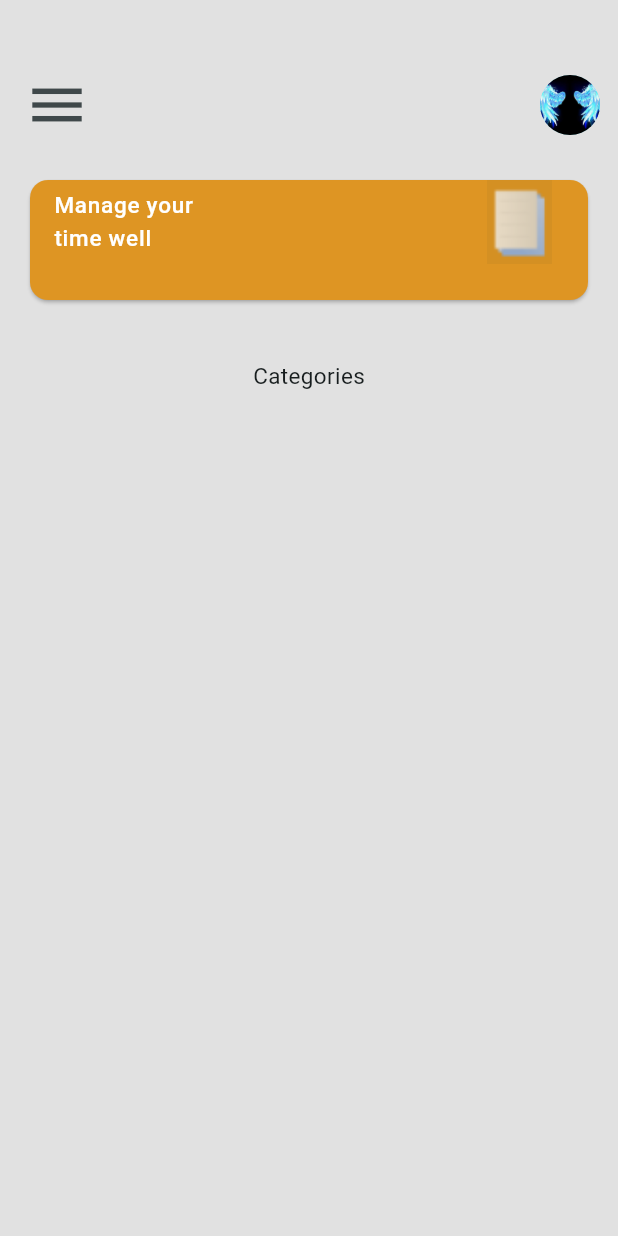
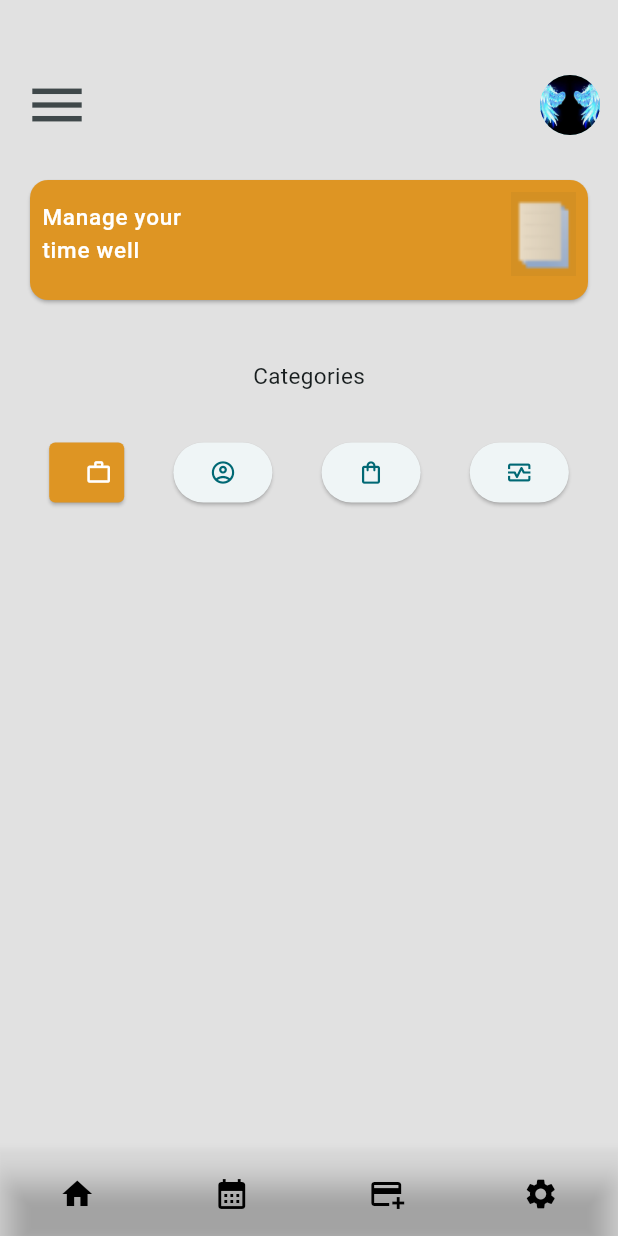
Before and after one commit to Dhairya1732/To-do-list-app, a Flutter app: the HomePage screen opened by its route, on a phone screen of 412 x 824 dp. Run offline on Flutter 3.47's test engine with Material 3 defaults, Android fonts, the light colour scheme and no system bars.

Commit message:
first commit

```diff
--- a/lib/home_page.dart
+++ b/lib/home_page.dart
@@ -29,8 +29,7 @@ class _HomePageState extends State<HomePage> {
             const Padding(
               padding: EdgeInsets.symmetric(horizontal: 12),
               child: CircleAvatar(
-                  foregroundImage:
-                      AssetImage("assets/images/profile_image.jpeg"),
+                foregroundImage: AssetImage("assets/images/profile_image.jpeg"),
                 radius: 20,
               ),
             ),
@@ -39,8 +38,7 @@ class _HomePageState extends State<HomePage> {
           SizedBox(
             height: 100,
             child: Card(
-                margin:
-                    const EdgeInsets.symmetric(vertical: 10, horizontal: 20),
+              margin: const EdgeInsets.symmetric(vertical: 10, horizontal: 20),
               color: const Color.fromARGB(255, 222, 149, 35),
               child: ListTile(
                 trailing: Image.asset(
@@ -55,6 +53,7 @@ class _HomePageState extends State<HomePage> {
                     fontSize: 15,
                   ),
                 ),
+                contentPadding: const EdgeInsets.all(8),
               ),
             ),
           ),
@@ -68,8 +67,54 @@ class _HomePageState extends State<HomePage> {
           const SizedBox(
             height: 30,
           ),
+          Row(
+            mainAxisAlignment: MainAxisAlignment.spaceEvenly,
+            children: [
+              SizedBox(
+                width: 50,
+                child: ElevatedButton(
+                    onPressed: () {},
+                    style: ElevatedButton.styleFrom(
+                      backgroundColor: const Color.fromARGB(255, 222, 149, 35),
+                      foregroundColor: const Color.fromARGB(255, 255, 255, 255),
+                      shape: const RoundedRectangleBorder(
+                        borderRadius: BorderRadius.horizontal(
+                            right: Radius.circular(4),
+                            left: Radius.circular(4)),
+                      ),
+                    ),
+                    child: const Icon(Icons.work_outline)),
+              ),
+              ElevatedButton(
+                child: const Icon(Icons.account_circle_outlined),
+                onPressed: () {},
+              ),
+              ElevatedButton(
+                child: const Icon(Icons.shopping_bag_outlined),
+                onPressed: () {},
+              ),
+              ElevatedButton(
+                child: const Icon(Icons.monitor_heart_outlined),
+                onPressed: () {},
+              ),
+            ],
+          )
         ],
       ),
-        drawer: const Drawer());
+      drawer: Drawer(child: ListView()),
+      bottomNavigationBar: BottomNavigationBar(
+        type: BottomNavigationBarType.fixed,
+        backgroundColor: const Color.fromARGB(0, 0, 0, 0),
+        unselectedIconTheme: const IconThemeData(color: Colors.black),
+        selectedIconTheme: const IconThemeData(color: Colors.black),
+        selectedFontSize: 0,
+        items: const <BottomNavigationBarItem>[
+          BottomNavigationBarItem(icon: Icon(Icons.home), label: ""),
+          BottomNavigationBarItem(icon: Icon(Icons.calendar_month), label: ""),
+          BottomNavigationBarItem(icon: Icon(Icons.add_card), label: ""),
+          BottomNavigationBarItem(icon: Icon(Icons.settings), label: ""),
+        ],
+      ),
+    );
   }
 }
```
Lines whose indentation alone changed are shown as unchanged.
